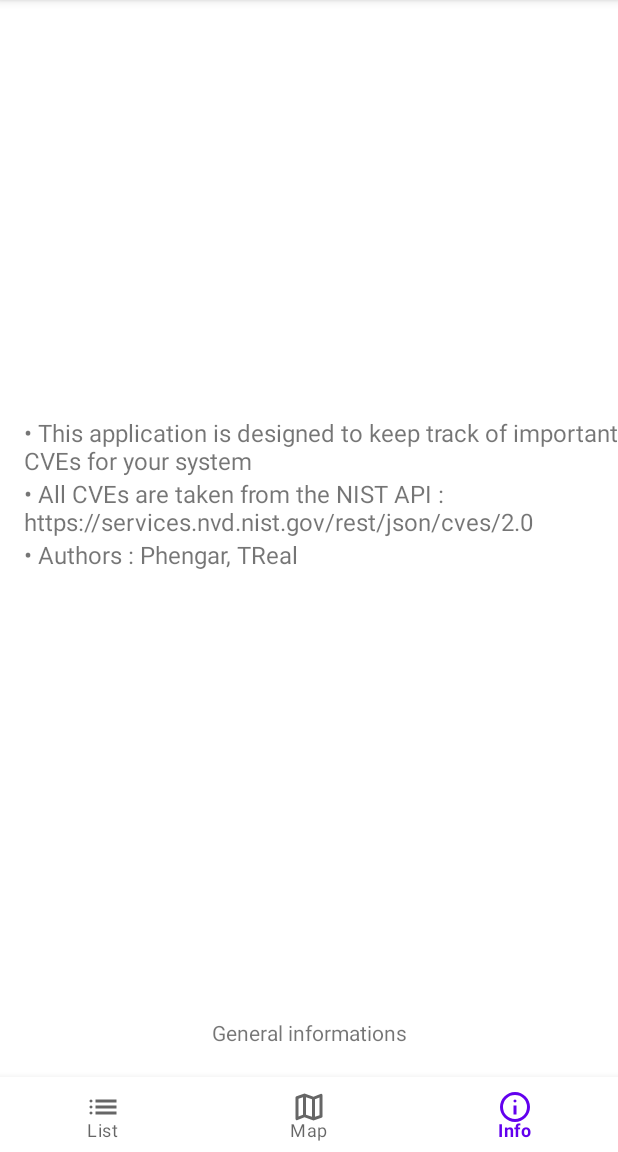
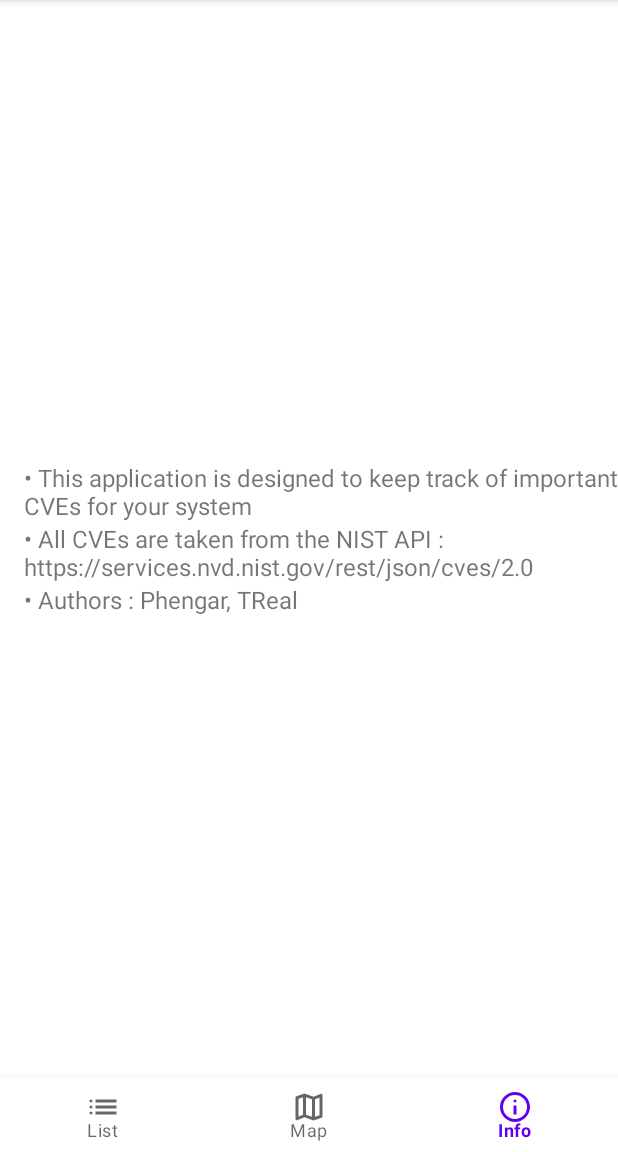
Before and after one commit to TitouanReal/CVE_catcher, an Android app: the screen it shows after launch (MainActivity), item 3 of the bottom bar chosen, on a phone screen of 412 x 824 dp, the part 84-1236 px from its top. Run offline under Robolectric (Android 15) with nearby library versions, the phone set to English and light mode, and no system bars; libraries missing offline, so code that uses them is left out: com.google.maps.android; 2 statements that could not run were skipped.

Commit message:
Remove useless view descriptions

```diff
--- a/app/src/main/res/layout/fragment_info.xml
+++ b/app/src/main/res/layout/fragment_info.xml
@@ -7,11 +7,9 @@
     android:layout_height="match_parent"
     tools:context=".CVEListFragment">
 
-
     <LinearLayout
         android:layout_width="match_parent"
         android:layout_height="wrap_content"
-        android:layout_marginBottom="60dp"
         android:orientation="vertical"
         app:layout_constraintBottom_toBottomOf="parent"
         app:layout_constraintEnd_toEndOf="parent"
@@ -41,15 +39,4 @@
 
     </LinearLayout>
 
-    <TextView
-        android:id="@+id/textView"
-        android:layout_width="wrap_content"
-        android:layout_height="wrap_content"
-        android:layout_marginStart="60dp"
-        android:layout_marginEnd="60dp"
-        android:layout_marginBottom="20dp"
-        android:text="General informations"
-        app:layout_constraintBottom_toBottomOf="parent"
-        app:layout_constraintEnd_toEndOf="parent"
-        app:layout_constraintStart_toStartOf="parent" />
 </androidx.constraintlayout.widget.ConstraintLayout>
```
Also changed, not shown: app/src/main/res/layout/fragment_cve_list.xml (+0 -13 lines).
